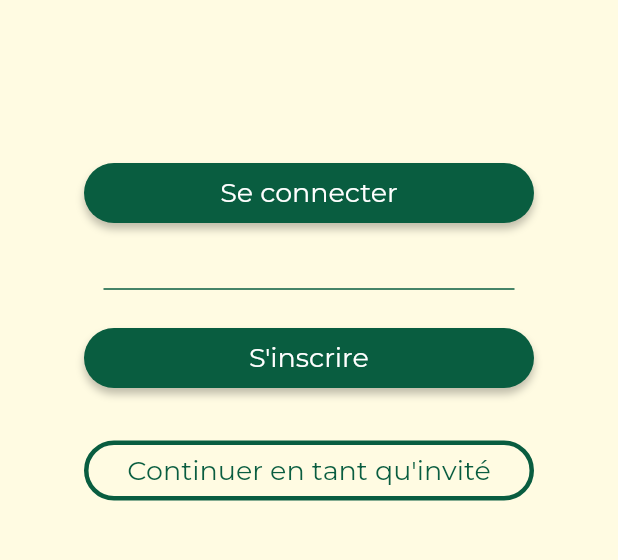
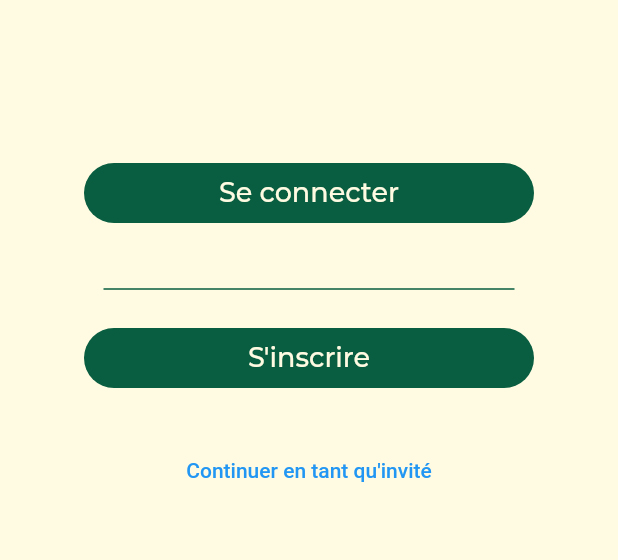
Before and after one commit to Local-Toi/LocalEtToi, a Flutter app: the screen it shows after launch, on a phone screen of 412 x 824 dp, the part 611-1171 px from its top. Run offline on Flutter 3.47's test engine with Material 2 defaults, Android fonts, the phone set to English and light mode, and no system bars; our stand-ins replace bloc, cloud_firestore, dio, email_validator, equatable, firebase_auth and 3 more; missing offline and left inert: flutter_osm_plugin; accounts and stored records are empty.

Commit message:
refactor: change GreenRoundedButton
Replacement of the hard coded values with the constants in utils/constants

```diff
--- a/lib/utils/buttons/buttons.dart
+++ b/lib/utils/buttons/buttons.dart
@@ -1,5 +1,5 @@
 import 'package:flutter/material.dart';
-import 'package:local_et_toi/utils/constants.dart';
+import 'package:local_et_toi/utils/constants.dart' as constants;
 
 class GreenRoundedButton extends StatelessWidget {
   final VoidCallback onPressed;
@@ -14,41 +14,22 @@ class GreenRoundedButton extends StatelessWidget {
   @override
   Widget build(BuildContext context) {
     return Container(
-      width: 300,
-      height: 40,
-      decoration: BoxDecoration(
-        borderRadius: BorderRadius.circular(20),
-        boxShadow: const [
-          BoxShadow(
-            color: Color(0x3F000000),
-            blurRadius: 4,
-            offset: Offset(0, 4),
-            spreadRadius: 0,
-          ),
-        ],
-      ),
+      width: MediaQuery.of(context).size.width / 1.3,
+      height: MediaQuery.of(context).size.height /20.6,
       child: TextButton(
         onPressed: onPressed,
         style: TextButton.styleFrom(
-          backgroundColor: const Color(0xFF095D40),
-          padding: EdgeInsets.zero,
+          backgroundColor: constants.darkGreen,
           shape: RoundedRectangleBorder(
-            borderRadius: BorderRadius.circular(20),
+            borderRadius: BorderRadius.circular(50),
           ),
         ),
         child: SizedBox(
-          width: 300,
           child: Center(
             child: Text(
               buttonText,
               textAlign: TextAlign.center,
-              style: const TextStyle(
-                color: Colors.white,
-                fontSize: 18,
-                fontFamily: 'Montserrat',
-                fontWeight: FontWeight.w400,
-                height: 0,
-              ),
+              style: constants.textBeige,
             ),
           ),
         ),
@@ -69,91 +50,15 @@ class TransparentRoundedButtonWithBorder extends StatelessWidget {
 
   @override
   Widget build(BuildContext context) {
-    return Container(
-      width: 300,
-      height: 40,
-      decoration: BoxDecoration(
-        border: Border.all(
-          width: 3,
-          color: const Color(0xFF095D40),
-        ),
-        borderRadius: BorderRadius.circular(30),
-      ),
-      child: TextButton(
-        onPressed: onPressed,
-        style: TextButton.styleFrom(
-          padding: EdgeInsets.zero,
-          backgroundColor: Colors.transparent,
-          shape: RoundedRectangleBorder(
-            borderRadius: BorderRadius.circular(30),
-          ),
-        ),
-        child: SizedBox(
-          width: 300,
-          child: Center(
-            child: Text(
-              buttonText,
-              textAlign: TextAlign.center,
-              style: const TextStyle(
-                color: Color(0xFF095D40),
-                fontSize: 18,
-                fontFamily: 'Montserrat',
-                fontWeight: FontWeight.w400,
-                height: 0,
-              ),
-            ),
+    return TextButton(
+      onPressed: onPressed,
+      child: SizedBox(
+        child: Center(
+          child: Text(
+            buttonText,
           ),
         ),
       ),
     );
   }
 }
-
-class TagButton extends StatelessWidget {
-  final VoidCallback onPressed;
-  final String buttonText;
-
-  const TagButton({
-    required this.onPressed,
-    required this.buttonText,
-    super.key,
-  });
-
-  @override
-  Widget build(BuildContext context) {
-    return Container(
-      width: buttonText.length.toDouble() * 15.0,
-      height: 40,
-      decoration: BoxDecoration(
-        border: Border.all(
-          width: 2,
-          color: darkGreen50,
-        ),
-        borderRadius: BorderRadius.circular(30),
-      ),
-      child: TextButton(
-        onPressed: onPressed,
-        style: TextButton.styleFrom(
-          padding: EdgeInsets.zero,
-          backgroundColor: Colors.transparent,
-          shape: RoundedRectangleBorder(
-            borderRadius: BorderRadius.circular(30),
-          ),
-        ),
-        child: Center(
-          child: Text(
-            buttonText,
-            textAlign: TextAlign.center,
-            style: const TextStyle(
-              color: Color(0xFF095D40),
-              fontSize: 14,
-              fontFamily: 'Montserrat',
-              fontWeight: FontWeight.w600,
-              height: 0,
-            ),
-          ),
-        ),
-      ),
-    );
-  }
-}
```
